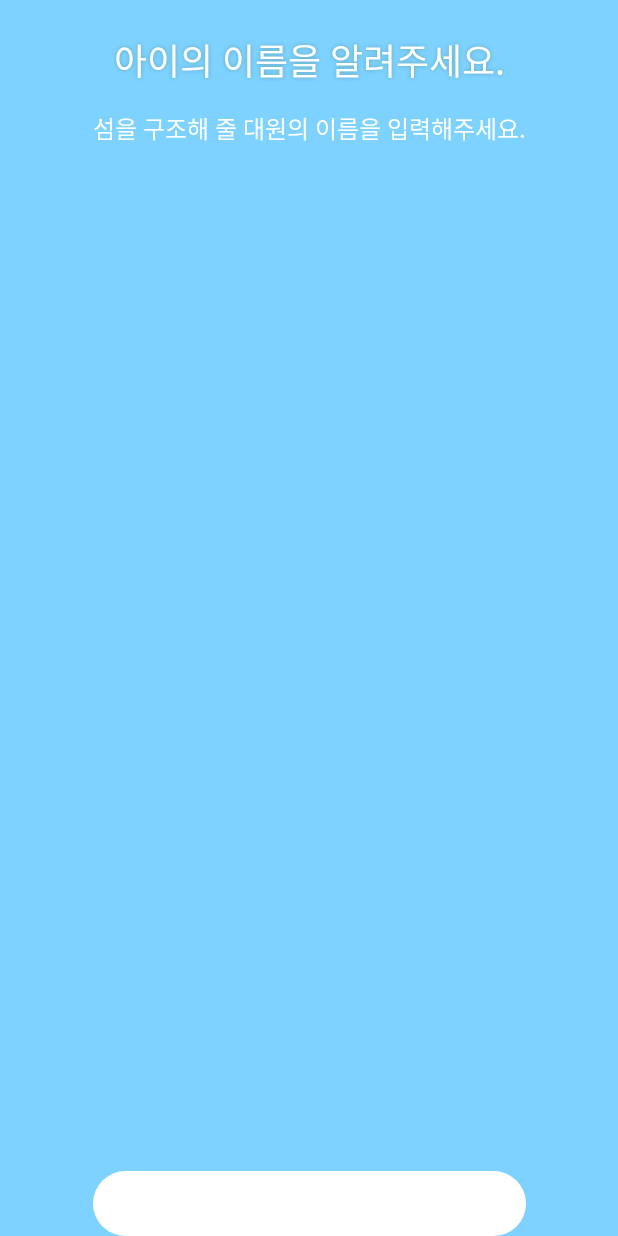
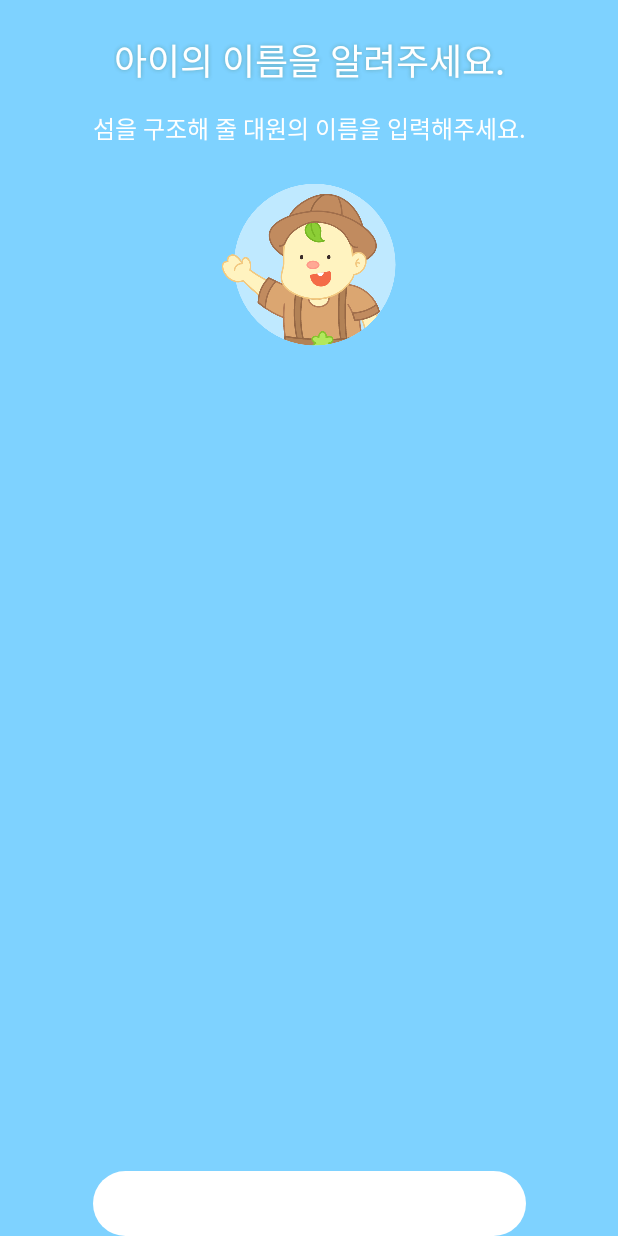
Before and after one commit to PurPur-Resque-Team/PurPur-Android, an Android app: the layout activity_name.xml on its own in the app's theme, with its tools: preview values and no code run, on a phone screen of 412 x 824 dp. Run offline under Robolectric (Android 15) with nearby library versions, the phone set to English and light mode, and no system bars.

Commit message:
[이름만들기] 뷰 작업중

```diff
--- a/app/src/main/res/layout/activity_name.xml
+++ b/app/src/main/res/layout/activity_name.xml
@@ -45,6 +45,16 @@
             app:layout_constraintTop_toBottomOf="@id/act_name_tv_title"
             tools:text="섬을 구조해 줄 대원의 이름을 입력해주세요." />
 
+        <ImageView
+            android:id="@+id/act_name_iv_"
+            android:layout_width="wrap_content"
+            android:layout_height="wrap_content"
+            android:layout_marginTop="25dp"
+            android:src="@drawable/img_character"
+            app:layout_constraintEnd_toEndOf="parent"
+            app:layout_constraintStart_toStartOf="parent"
+            app:layout_constraintTop_toBottomOf="@id/act_name_tv_sub_title" />
+
         <EditText
             android:id="@+id/act_name_et_name"
             android:layout_width="0dp"
```
